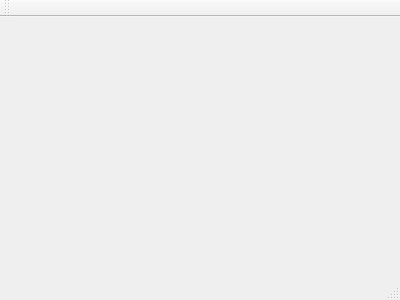
Qt form mainwindow.ui (Berserker-v/SerialPort_Assistant) before a commit.
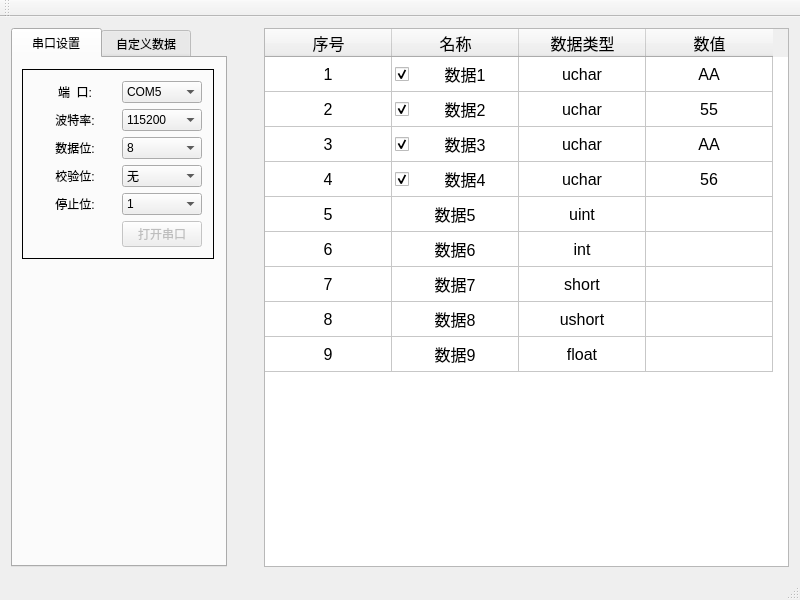
The same form after that commit.

```diff
--- a/mainwindow.ui
+++ b/mainwindow.ui
@@ -1,24 +1,1113 @@
 <ui version="4.0">
  <class>MainWindow</class>
- <widget class="QMainWindow" name="MainWindow" >
-  <property name="geometry" >
+ <widget class="QMainWindow" name="MainWindow">
+  <property name="geometry">
    <rect>
     <x>0</x>
     <y>0</y>
-    <width>400</width>
-    <height>300</height>
+    <width>800</width>
+    <height>600</height>
    </rect>
   </property>
   <property name="windowTitle" >
    <string>MainWindow</string>
   </property>
-  <widget class="QMenuBar" name="menuBar" />
-  <widget class="QToolBar" name="mainToolBar" />
-  <widget class="QWidget" name="centralWidget" />
-  <widget class="QStatusBar" name="statusBar" />
+  <widget class="QWidget" name="centralWidget">
+   <layout class="QHBoxLayout" name="horizontalLayout" stretch="7,1,17">
+    <item>
+     <widget class="QTabWidget" name="tabWidget">
+      <property name="sizePolicy">
+       <sizepolicy hsizetype="Preferred" vsizetype="Preferred">
+        <horstretch>0</horstretch>
+        <verstretch>0</verstretch>
+       </sizepolicy>
+      </property>
+      <property name="minimumSize">
+       <size>
+        <width>190</width>
+        <height>200</height>
+       </size>
+      </property>
+      <property name="styleSheet">
+       <string notr="true">QTabBar::tab{width:90}
+QTabBar::tab{height:30}
+</string>
+      </property>
+      <property name="tabPosition">
+       <enum>QTabWidget::North</enum>
+      </property>
+      <property name="tabShape">
+       <enum>QTabWidget::Rounded</enum>
+      </property>
+      <property name="currentIndex">
+       <number>0</number>
+      </property>
+      <property name="iconSize">
+       <size>
+        <width>22</width>
+        <height>22</height>
+       </size>
+      </property>
+      <property name="elideMode">
+       <enum>Qt::ElideRight</enum>
+      </property>
+      <property name="usesScrollButtons">
+       <bool>true</bool>
+      </property>
+      <property name="documentMode">
+       <bool>false</bool>
+      </property>
+      <property name="tabsClosable">
+       <bool>false</bool>
+      </property>
+      <property name="movable">
+       <bool>false</bool>
+      </property>
+      <property name="tabBarAutoHide">
+       <bool>false</bool>
+      </property>
+      <widget class="QWidget" name="port_tab">
+       <attribute name="title">
+        <string>串口设置</string>
+       </attribute>
+       <layout class="QGridLayout" name="gridLayout_3">
+        <property name="leftMargin">
+         <number>9</number>
+        </property>
+        <item row="1" column="0">
+         <spacer name="verticalSpacer_2">
+          <property name="orientation">
+           <enum>Qt::Vertical</enum>
+          </property>
+          <property name="sizeHint" stdset="0">
+           <size>
+            <width>20</width>
+            <height>179</height>
+           </size>
+          </property>
+         </spacer>
+        </item>
+        <item row="0" column="0">
+         <widget class="QFrame" name="frame_9">
+          <property name="font">
+           <font>
+            <weight>50</weight>
+            <italic>false</italic>
+            <bold>false</bold>
+           </font>
+          </property>
+          <property name="contextMenuPolicy">
+           <enum>Qt::NoContextMenu</enum>
+          </property>
+          <property name="frameShape">
+           <enum>QFrame::Panel</enum>
+          </property>
+          <property name="frameShadow">
+           <enum>QFrame::Plain</enum>
+          </property>
+          <layout class="QGridLayout" name="gridLayout_2">
+           <item row="0" column="0">
+            <widget class="QLabel" name="name_label">
+             <property name="layoutDirection">
+              <enum>Qt::LeftToRight</enum>
+             </property>
+             <property name="text">
+              <string>端  口:</string>
+             </property>
+             <property name="alignment">
+              <set>Qt::AlignCenter</set>
+             </property>
+            </widget>
+           </item>
+           <item row="0" column="1">
+            <widget class="QComboBox" name="port_box">
+             <property name="sizePolicy">
+              <sizepolicy hsizetype="Preferred" vsizetype="Preferred">
+               <horstretch>0</horstretch>
+               <verstretch>0</verstretch>
+              </sizepolicy>
+             </property>
+             <property name="currentIndex">
+              <number>4</number>
+             </property>
+             <item>
+              <property name="text">
+               <string>COM1</string>
+              </property>
+             </item>
+             <item>
+              <property name="text">
+               <string>COM2</string>
+              </property>
+             </item>
+             <item>
+              <property name="text">
+               <string>COM3</string>
+              </property>
+             </item>
+             <item>
+              <property name="text">
+               <string>COM4</string>
+              </property>
+             </item>
+             <item>
+              <property name="text">
+               <string>COM5</string>
+              </property>
+             </item>
+             <item>
+              <property name="text">
+               <string>COM6</string>
+              </property>
+             </item>
+             <item>
+              <property name="text">
+               <string>COM7</string>
+              </property>
+             </item>
+             <item>
+              <property name="text">
+               <string>COM8</string>
+              </property>
+             </item>
+             <item>
+              <property name="text">
+               <string>COM9</string>
+              </property>
+             </item>
+             <item>
+              <property name="text">
+               <string>COM10</string>
+              </property>
+             </item>
+             <item>
+              <property name="text">
+               <string>COM11</string>
+              </property>
+             </item>
+             <item>
+              <property name="text">
+               <string>COM12</string>
+              </property>
+             </item>
+             <item>
+              <property name="text">
+               <string>COM13</string>
+              </property>
+             </item>
+             <item>
+              <property name="text">
+               <string>COM14</string>
+              </property>
+             </item>
+             <item>
+              <property name="text">
+               <string>COM15</string>
+              </property>
+             </item>
+            </widget>
+           </item>
+           <item row="1" column="0">
+            <widget class="QLabel" name="baud_label">
+             <property name="text">
+              <string>波特率:</string>
+             </property>
+             <property name="alignment">
+              <set>Qt::AlignCenter</set>
+             </property>
+            </widget>
+           </item>
+           <item row="1" column="1">
+            <widget class="QComboBox" name="baud_box">
+             <property name="sizePolicy">
+              <sizepolicy hsizetype="Preferred" vsizetype="Preferred">
+               <horstretch>0</horstretch>
+               <verstretch>0</verstretch>
+              </sizepolicy>
+             </property>
+             <property name="currentText">
+              <string>115200</string>
+             </property>
+             <property name="currentIndex">
+              <number>6</number>
+             </property>
+             <item>
+              <property name="text">
+               <string>1200</string>
+              </property>
+             </item>
+             <item>
+              <property name="text">
+               <string>2400</string>
+              </property>
+             </item>
+             <item>
+              <property name="text">
+               <string>4800</string>
+              </property>
+             </item>
+             <item>
+              <property name="text">
+               <string>9600</string>
+              </property>
+             </item>
+             <item>
+              <property name="text">
+               <string>19200</string>
+              </property>
+             </item>
+             <item>
+              <property name="text">
+               <string>38400</string>
+              </property>
+             </item>
+             <item>
+              <property name="text">
+               <string>115200</string>
+              </property>
+             </item>
+             <item>
+              <property name="text">
+               <string>460800</string>
+              </property>
+             </item>
+            </widget>
+           </item>
+           <item row="2" column="0">
+            <widget class="QLabel" name="data_label">
+             <property name="text">
+              <string>数据位:</string>
+             </property>
+             <property name="alignment">
+              <set>Qt::AlignCenter</set>
+             </property>
+            </widget>
+           </item>
+           <item row="2" column="1">
+            <widget class="QComboBox" name="data_box">
+             <property name="sizePolicy">
+              <sizepolicy hsizetype="Preferred" vsizetype="Preferred">
+               <horstretch>0</horstretch>
+               <verstretch>0</verstretch>
+              </sizepolicy>
+             </property>
+             <property name="currentIndex">
+              <number>2</number>
+             </property>
+             <item>
+              <property name="text">
+               <string>6</string>
+              </property>
+             </item>
+             <item>
+              <property name="text">
+               <string>7</string>
+              </property>
+             </item>
+             <item>
+              <property name="text">
+               <string>8</string>
+              </property>
+             </item>
+            </widget>
+           </item>
+           <item row="3" column="0">
+            <widget class="QLabel" name="parity_label">
+             <property name="text">
+              <string>校验位:</string>
+             </property>
+             <property name="alignment">
+              <set>Qt::AlignCenter</set>
+             </property>
+            </widget>
+           </item>
+           <item row="3" column="1">
+            <widget class="QComboBox" name="parity_box">
+             <property name="sizePolicy">
+              <sizepolicy hsizetype="Preferred" vsizetype="Preferred">
+               <horstretch>0</horstretch>
+               <verstretch>0</verstretch>
+              </sizepolicy>
+             </property>
+             <property name="currentIndex">
+              <number>0</number>
+             </property>
+             <item>
+              <property name="text">
+               <string>无</string>
+              </property>
+             </item>
+             <item>
+              <property name="text">
+               <string>奇校验</string>
+              </property>
+             </item>
+             <item>
+              <property name="text">
+               <string>偶校验</string>
+              </property>
+             </item>
+            </widget>
+           </item>
+           <item row="4" column="0">
+            <widget class="QLabel" name="stop_label">
+             <property name="text">
+              <string>停止位:</string>
+             </property>
+             <property name="alignment">
+              <set>Qt::AlignCenter</set>
+             </property>
+            </widget>
+           </item>
+           <item row="4" column="1">
+            <widget class="QComboBox" name="stop_box">
+             <property name="sizePolicy">
+              <sizepolicy hsizetype="Preferred" vsizetype="Preferred">
+               <horstretch>0</horstretch>
+               <verstretch>0</verstretch>
+              </sizepolicy>
+             </property>
+             <item>
+              <property name="text">
+               <string>1</string>
+              </property>
+             </item>
+             <item>
+              <property name="text">
+               <string>1.5</string>
+              </property>
+             </item>
+             <item>
+              <property name="text">
+               <string>2</string>
+              </property>
+             </item>
+            </widget>
+           </item>
+           <item row="5" column="0">
+            <spacer name="horizontalSpacer_2">
+             <property name="orientation">
+              <enum>Qt::Horizontal</enum>
+             </property>
+             <property name="sizeHint" stdset="0">
+              <size>
+               <width>85</width>
+               <height>20</height>
+              </size>
+             </property>
+            </spacer>
+           </item>
+           <item row="5" column="1">
+            <widget class="QPushButton" name="port_btn">
+             <property name="enabled">
+              <bool>false</bool>
+             </property>
+             <property name="sizePolicy">
+              <sizepolicy hsizetype="Preferred" vsizetype="Preferred">
+               <horstretch>0</horstretch>
+               <verstretch>0</verstretch>
+              </sizepolicy>
+             </property>
+             <property name="text">
+              <string>打开串口</string>
+             </property>
+            </widget>
+           </item>
+          </layout>
+         </widget>
+        </item>
+       </layout>
+      </widget>
+      <widget class="QWidget" name="table_tab">
+       <attribute name="title">
+        <string>自定义数据</string>
+       </attribute>
+       <layout class="QVBoxLayout" name="verticalLayout" stretch="0">
+        <property name="spacing">
+         <number>11</number>
+        </property>
+        <property name="leftMargin">
+         <number>9</number>
+        </property>
+        <property name="rightMargin">
+         <number>9</number>
+        </property>
+        <item>
+         <widget class="QFrame" name="frame">
+          <property name="sizePolicy">
+           <sizepolicy hsizetype="Expanding" vsizetype="Expanding">
+            <horstretch>0</horstretch>
+            <verstretch>0</verstretch>
+           </sizepolicy>
+          </property>
+          <property name="font">
+           <font>
+            <pointsize>9</pointsize>
+           </font>
+          </property>
+          <property name="cursor">
+           <cursorShape>ArrowCursor</cursorShape>
+          </property>
+          <property name="frameShape">
+           <enum>QFrame::Panel</enum>
+          </property>
+          <property name="frameShadow">
+           <enum>QFrame::Plain</enum>
+          </property>
+          <property name="lineWidth">
+           <number>1</number>
+          </property>
+          <layout class="QVBoxLayout" name="verticalLayout_2" stretch="5,2,2,2,18">
+           <item>
+            <widget class="QFrame" name="frame_2">
+             <property name="frameShape">
+              <enum>QFrame::StyledPanel</enum>
+             </property>
+             <property name="frameShadow">
+              <enum>QFrame::Raised</enum>
+             </property>
+             <layout class="QGridLayout" name="gridLayout">
+              <property name="leftMargin">
+               <number>0</number>
+              </property>
+              <property name="topMargin">
+               <number>2</number>
+              </property>
+              <property name="rightMargin">
+               <number>0</number>
+              </property>
+              <property name="bottomMargin">
+               <number>2</number>
+              </property>
+              <property name="horizontalSpacing">
+               <number>6</number>
+              </property>
+              <property name="verticalSpacing">
+               <number>7</number>
+              </property>
+              <item row="0" column="0">
+               <widget class="QToolButton" name="addRow">
+                <property name="sizePolicy">
+                 <sizepolicy hsizetype="Preferred" vsizetype="Preferred">
+                  <horstretch>0</horstretch>
+                  <verstretch>0</verstretch>
+                 </sizepolicy>
+                </property>
+                <property name="font">
+                 <font>
+                  <pointsize>10</pointsize>
+                 </font>
+                </property>
+                <property name="cursor">
+                 <cursorShape>ArrowCursor</cursorShape>
+                </property>
+                <property name="text">
+                 <string>添加行</string>
+                </property>
+               </widget>
+              </item>
+              <item row="0" column="1">
+               <widget class="QToolButton" name="insertRow">
+                <property name="sizePolicy">
+                 <sizepolicy hsizetype="Preferred" vsizetype="Preferred">
+                  <horstretch>0</horstretch>
+                  <verstretch>0</verstretch>
+                 </sizepolicy>
+                </property>
+                <property name="styleSheet">
+                 <string notr="true"/>
+                </property>
+                <property name="text">
+                 <string>插入行</string>
+                </property>
+               </widget>
+              </item>
+              <item row="1" column="0">
+               <widget class="QToolButton" name="insertHead">
+                <property name="sizePolicy">
+                 <sizepolicy hsizetype="Preferred" vsizetype="Preferred">
+                  <horstretch>0</horstretch>
+                  <verstretch>0</verstretch>
+                 </sizepolicy>
+                </property>
+                <property name="text">
+                 <string>插入帧头</string>
+                </property>
+               </widget>
+              </item>
+              <item row="1" column="1">
+               <widget class="QToolButton" name="insertTail">
+                <property name="sizePolicy">
+                 <sizepolicy hsizetype="Preferred" vsizetype="Preferred">
+                  <horstretch>0</horstretch>
+                  <verstretch>0</verstretch>
+                 </sizepolicy>
+                </property>
+                <property name="text">
+                 <string>插入帧尾</string>
+                </property>
+               </widget>
+              </item>
+             </layout>
+            </widget>
+           </item>
+           <item>
+            <widget class="QToolButton" name="delRow">
+             <property name="sizePolicy">
+              <sizepolicy hsizetype="Preferred" vsizetype="Preferred">
+               <horstretch>0</horstretch>
+               <verstretch>0</verstretch>
+              </sizepolicy>
+             </property>
+             <property name="font">
+              <font>
+               <pointsize>10</pointsize>
+              </font>
+             </property>
+             <property name="text">
+              <string>删除当前行</string>
+             </property>
+            </widget>
+           </item>
+           <item>
+            <widget class="QToolButton" name="Complete_bt">
+             <property name="sizePolicy">
+              <sizepolicy hsizetype="Preferred" vsizetype="Preferred">
+               <horstretch>0</horstretch>
+               <verstretch>0</verstretch>
+              </sizepolicy>
+             </property>
+             <property name="text">
+              <string>确认数据帧</string>
+             </property>
+            </widget>
+           </item>
+           <item>
+            <widget class="QToolButton" name="delAll">
+             <property name="sizePolicy">
+              <sizepolicy hsizetype="Preferred" vsizetype="Preferred">
+               <horstretch>0</horstretch>
+               <verstretch>0</verstretch>
+              </sizepolicy>
+             </property>
+             <property name="text">
+              <string>清空数据帧</string>
+             </property>
+            </widget>
+           </item>
+           <item>
+            <spacer name="verticalSpacer">
+             <property name="orientation">
+              <enum>Qt::Vertical</enum>
+             </property>
+             <property name="sizeHint" stdset="0">
+              <size>
+               <width>20</width>
+               <height>40</height>
+              </size>
+             </property>
+            </spacer>
+           </item>
+          </layout>
+         </widget>
+        </item>
+       </layout>
+      </widget>
+     </widget>
+    </item>
+    <item>
+     <spacer name="horizontalSpacer">
+      <property name="orientation">
+       <enum>Qt::Horizontal</enum>
+      </property>
+      <property name="sizeHint" stdset="0">
+       <size>
+        <width>27</width>
+        <height>20</height>
+       </size>
+      </property>
+     </spacer>
+    </item>
+    <item>
+     <widget class="QTableWidget" name="tableWidget">
+      <property name="sizePolicy">
+       <sizepolicy hsizetype="Expanding" vsizetype="Expanding">
+        <horstretch>0</horstretch>
+        <verstretch>0</verstretch>
+       </sizepolicy>
+      </property>
+      <property name="minimumSize">
+       <size>
+        <width>480</width>
+        <height>0</height>
+       </size>
+      </property>
+      <property name="sizeIncrement">
+       <size>
+        <width>0</width>
+        <height>0</height>
+       </size>
+      </property>
+      <property name="font">
+       <font>
+        <pointsize>12</pointsize>
+        <weight>50</weight>
+        <bold>false</bold>
+       </font>
+      </property>
+      <property name="styleSheet">
+       <string notr="true"/>
+      </property>
+      <property name="frameShape">
+       <enum>QFrame::StyledPanel</enum>
+      </property>
+      <property name="frameShadow">
+       <enum>QFrame::Sunken</enum>
+      </property>
+      <property name="lineWidth">
+       <number>1</number>
+      </property>
+      <property name="verticalScrollBarPolicy">
+       <enum>Qt::ScrollBarAsNeeded</enum>
+      </property>
+      <property name="autoScrollMargin">
+       <number>15</number>
+      </property>
+      <property name="editTriggers">
+       <set>QAbstractItemView::AnyKeyPressed|QAbstractItemView::DoubleClicked|QAbstractItemView::EditKeyPressed</set>
+      </property>
+      <property name="showGrid">
+       <bool>true</bool>
+      </property>
+      <property name="gridStyle">
+       <enum>Qt::SolidLine</enum>
+      </property>
+      <attribute name="horizontalHeaderCascadingSectionResizes">
+       <bool>false</bool>
+      </attribute>
+      <attribute name="horizontalHeaderDefaultSectionSize">
+       <number>127</number>
+      </attribute>
+      <attribute name="horizontalHeaderHighlightSections">
+       <bool>true</bool>
+      </attribute>
+      <attribute name="verticalHeaderVisible">
+       <bool>false</bool>
+      </attribute>
+      <attribute name="verticalHeaderDefaultSectionSize">
+       <number>35</number>
+      </attribute>
+      <attribute name="verticalHeaderMinimumSectionSize">
+       <number>21</number>
+      </attribute>
+      <row>
+       <property name="text">
+        <string>1</string>
+       </property>
+      </row>
+      <row>
+       <property name="text">
+        <string>2</string>
+       </property>
+      </row>
+      <row>
+       <property name="text">
+        <string>3</string>
+       </property>
+      </row>
+      <row>
+       <property name="text">
+        <string>4</string>
+       </property>
+      </row>
+      <row>
+       <property name="text">
+        <string>5</string>
+       </property>
+      </row>
+      <row>
+       <property name="text">
+        <string>6</string>
+       </property>
+      </row>
+      <row>
+       <property name="text">
+        <string>7</string>
+       </property>
+      </row>
+      <row>
+       <property name="text">
+        <string>8</string>
+       </property>
+      </row>
+      <row>
+       <property name="text">
+        <string>9</string>
+       </property>
+      </row>
+      <column>
+       <property name="text">
+        <string>序号</string>
+       </property>
+      </column>
+      <column>
+       <property name="text">
+        <string>名称</string>
+       </property>
+      </column>
+      <column>
+       <property name="text">
+        <string>数据类型</string>
+       </property>
+      </column>
+      <column>
+       <property name="text">
+        <string>数值</string>
+       </property>
+      </column>
+      <item row="0" column="0">
+       <property name="text">
+        <string>1</string>
+       </property>
+       <property name="textAlignment">
+        <set>AlignCenter</set>
+       </property>
+      </item>
+      <item row="0" column="1">
+       <property name="text">
+        <string>数据1</string>
+       </property>
+       <property name="textAlignment">
+        <set>AlignCenter</set>
+       </property>
+       <property name="checkState">
+        <enum>Checked</enum>
+       </property>
+      </item>
+      <item row="0" column="2">
+       <property name="text">
+        <string>uchar</string>
+       </property>
+       <property name="textAlignment">
+        <set>AlignCenter</set>
+       </property>
+      </item>
+      <item row="0" column="3">
+       <property name="text">
+        <string>AA</string>
+       </property>
+       <property name="textAlignment">
+        <set>AlignCenter</set>
+       </property>
+      </item>
+      <item row="1" column="0">
+       <property name="text">
+        <string>2</string>
+       </property>
+       <property name="textAlignment">
+        <set>AlignCenter</set>
+       </property>
+      </item>
+      <item row="1" column="1">
+       <property name="text">
+        <string>数据2</string>
+       </property>
+       <property name="textAlignment">
+        <set>AlignCenter</set>
+       </property>
+       <property name="checkState">
+        <enum>Checked</enum>
+       </property>
+      </item>
+      <item row="1" column="2">
+       <property name="text">
+        <string>uchar</string>
+       </property>
+       <property name="textAlignment">
+        <set>AlignCenter</set>
+       </property>
+      </item>
+      <item row="1" column="3">
+       <property name="text">
+        <string>55</string>
+       </property>
+       <property name="textAlignment">
+        <set>AlignCenter</set>
+       </property>
+      </item>
+      <item row="2" column="0">
+       <property name="text">
+        <string>3</string>
+       </property>
+       <property name="textAlignment">
+        <set>AlignCenter</set>
+       </property>
+      </item>
+      <item row="2" column="1">
+       <property name="text">
+        <string>数据3</string>
+       </property>
+       <property name="textAlignment">
+        <set>AlignCenter</set>
+       </property>
+       <property name="checkState">
+        <enum>Checked</enum>
+       </property>
+      </item>
+      <item row="2" column="2">
+       <property name="text">
+        <string>uchar</string>
+       </property>
+       <property name="textAlignment">
+        <set>AlignCenter</set>
+       </property>
+      </item>
+      <item row="2" column="3">
+       <property name="text">
+        <string>AA</string>
+       </property>
+       <property name="textAlignment">
+        <set>AlignCenter</set>
+       </property>
+      </item>
+      <item row="3" column="0">
+       <property name="text">
+        <string>4</string>
+       </property>
+       <property name="textAlignment">
+        <set>AlignCenter</set>
+       </property>
+      </item>
+      <item row="3" column="1">
+       <property name="text">
+        <string>数据4</string>
+       </property>
+       <property name="textAlignment">
+        <set>AlignCenter</set>
+       </property>
+       <property name="checkState">
+        <enum>Checked</enum>
+       </property>
+      </item>
+      <item row="3" column="2">
+       <property name="text">
+        <string>uchar</string>
+       </property>
+       <property name="textAlignment">
+        <set>AlignCenter</set>
+       </property>
+      </item>
+      <item row="3" column="3">
+       <property name="text">
+        <string>56</string>
+       </property>
+       <property name="textAlignment">
+        <set>AlignCenter</set>
+       </property>
+       <property name="flags">
+        <set>ItemIsSelectable|ItemIsEditable|ItemIsDragEnabled|ItemIsUserCheckable|ItemIsEnabled</set>
+       </property>
+      </item>
+      <item row="4" column="0">
+       <property name="text">
+        <string>5</string>
+       </property>
+       <property name="textAlignment">
+        <set>AlignCenter</set>
+       </property>
+      </item>
+      <item row="4" column="1">
+       <property name="text">
+        <string>数据5</string>
+       </property>
+       <property name="textAlignment">
+        <set>AlignCenter</set>
+       </property>
+      </item>
+      <item row="4" column="2">
+       <property name="text">
+        <string>uint</string>
+       </property>
+       <property name="textAlignment">
+        <set>AlignCenter</set>
+       </property>
+      </item>
+      <item row="4" column="3">
+       <property name="text">
+        <string/>
+       </property>
+       <property name="textAlignment">
+        <set>AlignCenter</set>
+       </property>
+       <property name="flags">
+        <set>ItemIsSelectable|ItemIsEditable|ItemIsDragEnabled|ItemIsUserCheckable|ItemIsEnabled</set>
+       </property>
+      </item>
+      <item row="5" column="0">
+       <property name="text">
+        <string>6</string>
+       </property>
+       <property name="textAlignment">
+        <set>AlignCenter</set>
+       </property>
+      </item>
+      <item row="5" column="1">
+       <property name="text">
+        <string>数据6</string>
+       </property>
+       <property name="textAlignment">
+        <set>AlignCenter</set>
+       </property>
+      </item>
+      <item row="5" column="2">
+       <property name="text">
+        <string>int</string>
+       </property>
+       <property name="textAlignment">
+        <set>AlignCenter</set>
+       </property>
+      </item>
+      <item row="5" column="3">
+       <property name="text">
+        <string/>
+       </property>
+       <property name="textAlignment">
+        <set>AlignCenter</set>
+       </property>
+       <property name="flags">
+        <set>ItemIsSelectable|ItemIsEditable|ItemIsDragEnabled|ItemIsUserCheckable|ItemIsEnabled</set>
+       </property>
+      </item>
+      <item row="6" column="0">
+       <property name="text">
+        <string>7</string>
+       </property>
+       <property name="textAlignment">
+        <set>AlignCenter</set>
+       </property>
+      </item>
+      <item row="6" column="1">
+       <property name="text">
+        <string>数据7</string>
+       </property>
+       <property name="textAlignment">
+        <set>AlignCenter</set>
+       </property>
+      </item>
+      <item row="6" column="2">
+       <property name="text">
+        <string>short</string>
+       </property>
+       <property name="textAlignment">
+        <set>AlignCenter</set>
+       </property>
+      </item>
+      <item row="6" column="3">
+       <property name="text">
+        <string/>
+       </property>
+       <property name="textAlignment">
+        <set>AlignCenter</set>
+       </property>
+       <property name="flags">
+        <set>ItemIsSelectable|ItemIsEditable|ItemIsDragEnabled|ItemIsUserCheckable|ItemIsEnabled</set>
+       </property>
+      </item>
+      <item row="7" column="0">
+       <property name="text">
+        <string>8</string>
+       </property>
+       <property name="textAlignment">
+        <set>AlignCenter</set>
+       </property>
+      </item>
+      <item row="7" column="1">
+       <property name="text">
+        <string>数据8</string>
+       </property>
+       <property name="textAlignment">
+        <set>AlignCenter</set>
+       </property>
+      </item>
+      <item row="7" column="2">
+       <property name="text">
+        <string>ushort</string>
+       </property>
+       <property name="textAlignment">
+        <set>AlignCenter</set>
+       </property>
+      </item>
+      <item row="7" column="3">
+       <property name="text">
+        <string/>
+       </property>
+       <property name="textAlignment">
+        <set>AlignCenter</set>
+       </property>
+       <property name="flags">
+        <set>ItemIsSelectable|ItemIsEditable|ItemIsDragEnabled|ItemIsUserCheckable|ItemIsEnabled</set>
+       </property>
+      </item>
+      <item row="8" column="0">
+       <property name="text">
+        <string>9</string>
+       </property>
+       <property name="textAlignment">
+        <set>AlignCenter</set>
+       </property>
+      </item>
+      <item row="8" column="1">
+       <property name="text">
+        <string>数据9</string>
+       </property>
+       <property name="textAlignment">
+        <set>AlignCenter</set>
+       </property>
+      </item>
+      <item row="8" column="2">
+       <property name="text">
+        <string>float</string>
+       </property>
+       <property name="textAlignment">
+        <set>AlignCenter</set>
+       </property>
+      </item>
+      <item row="8" column="3">
+       <property name="text">
+        <string/>
+       </property>
+       <property name="textAlignment">
+        <set>AlignCenter</set>
+       </property>
+       <property name="flags">
+        <set>ItemIsSelectable|ItemIsEditable|ItemIsDragEnabled|ItemIsUserCheckable|ItemIsEnabled</set>
+       </property>
+      </item>
+     </widget>
+    </item>
+   </layout>
+  </widget>
+  <widget class="QMenuBar" name="menuBar">
+   <property name="geometry">
+    <rect>
+     <x>0</x>
+     <y>0</y>
+     <width>800</width>
+     <height>22</height>
+    </rect>
+   </property>
+  </widget>
+  <widget class="QToolBar" name="mainToolBar">
+   <attribute name="toolBarArea">
+    <enum>TopToolBarArea</enum>
+   </attribute>
+   <attribute name="toolBarBreak">
+    <bool>false</bool>
+   </attribute>
+  </widget>
+  <widget class="QStatusBar" name="statusBar"/>
  </widget>
- <layoutDefault spacing="6" margin="11" />
- <pixmapfunction></pixmapfunction>
+ <layoutdefault spacing="6" margin="11"/>
  <resources/>
  <connections/>
 </ui>
```
Left out of the diff: 3 changed lines with no effect on the pictures.
